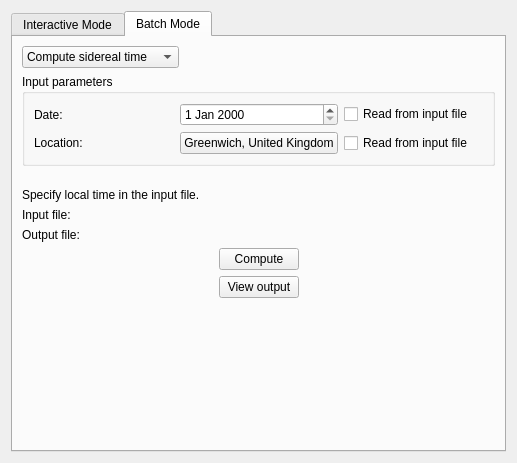
Before: the Qt Designer form kstars-astropi/kstars/tools/modcalcsidtime.ui in Andre87osx/AstroPi-system, drawn with Qt 5.
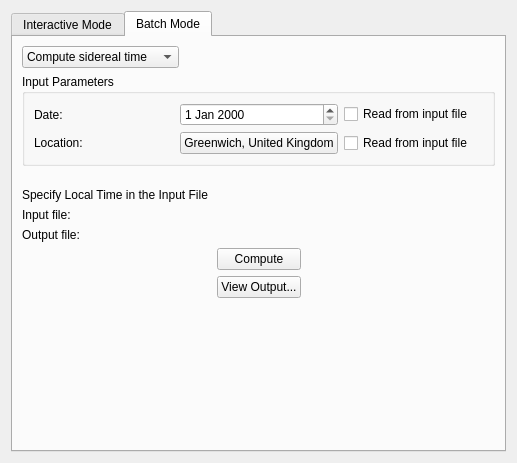
After: the same form once the commit is applied. The open tabs and pages were chosen to show the change. Custom widgets are drawn as their Qt base class.

What changed in the file:
```diff
--- a/kstars-astropi/kstars/tools/modcalcsidtime.ui
+++ b/kstars-astropi/kstars/tools/modcalcsidtime.ui
@@ -187,7 +187,7 @@
        <item>
         <widget class="QGroupBox" name="groupBox">
          <property name="title">
-          <string>Input parameters</string>
+          <string>Input Parameters</string>
          </property>
          <layout class="QGridLayout">
           <item row="0" column="0">
@@ -268,7 +268,7 @@
        <item>
         <widget class="QLabel" name="HelpLabel">
          <property name="text">
-          <string>Specify local time in the input file.</string>
+          <string>Specify Local Time in the Input File</string>
          </property>
         </widget>
        </item>
@@ -323,7 +323,7 @@
            <item>
             <widget class="QPushButton" name="ViewButtonBatch">
              <property name="text">
-              <string>View output</string>
+              <string>View Output...</string>
              </property>
             </widget>
            </item>
```
